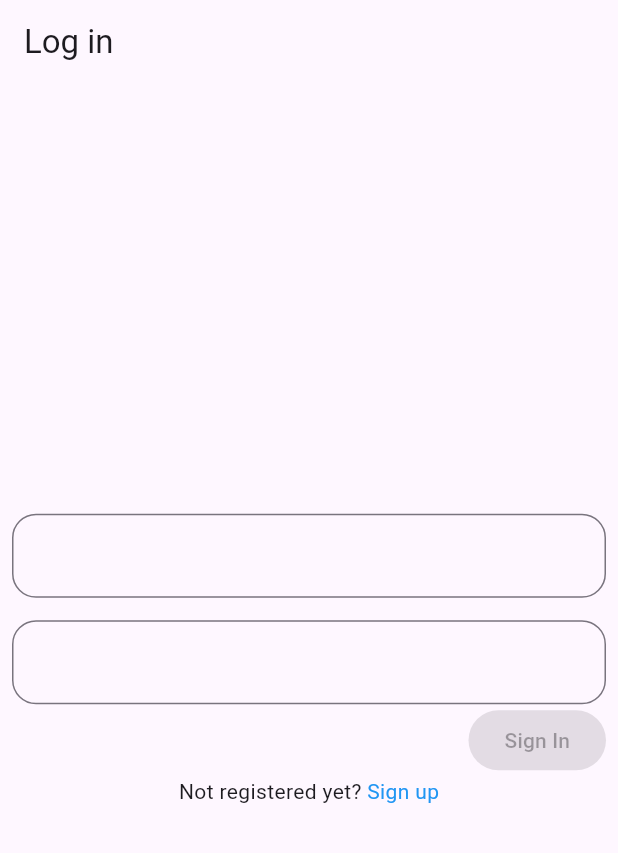
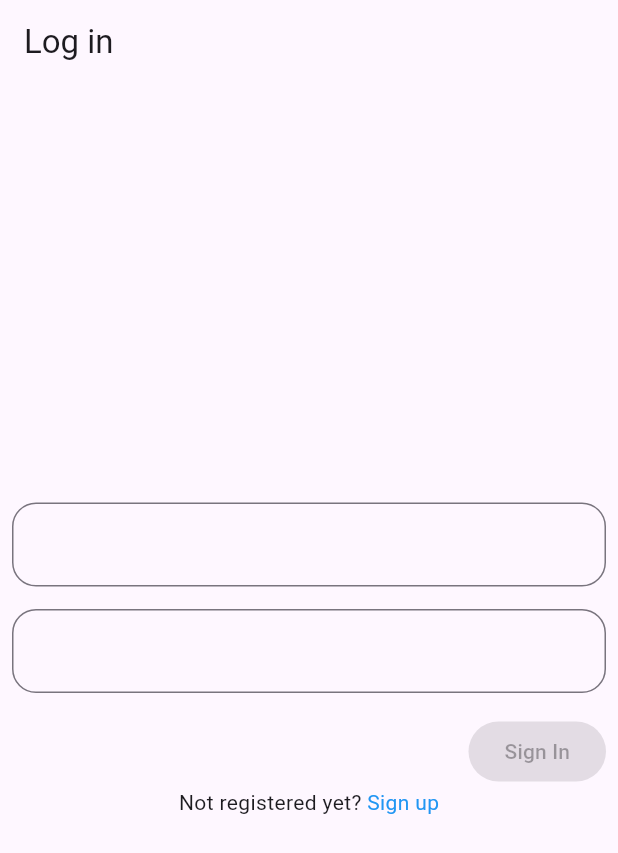
Before and after one commit to animousen4/todo_firebase, a Flutter app: the screen it shows after launch, on a phone screen of 412 x 824 dp. Shown: the top 853 px of the screen. Run offline on Flutter 3.47's test engine with Material 3 defaults, Android fonts, the phone set to English and light mode, and no system bars; our stand-ins replace auto_route, bloc_concurrency, cloud_firestore, firebase_auth, firebase_core, flutter_bloc and 2 more; accounts and stored records are empty.

Commit message:
added distance between buttons

```diff
--- a/lib/feature/sign_in/widget/screen/sign_in_screen.dart
+++ b/lib/feature/sign_in/widget/screen/sign_in_screen.dart
@@ -60,7 +60,8 @@ class _SignInLoader extends StatelessWidget {
           child: CircularProgressIndicator(),
         ),
       ),
-        child: const _SignInView(),);
+      child: const _SignInView(),
+    );
   }
 }
 
@@ -72,7 +73,6 @@ class _SignInView extends StatefulWidget {
 }
 
 class _SignInViewState extends State<_SignInView> {
-
   /// Controllers for login and password
   final TextEditingController _loginController = TextEditingController();
   final TextEditingController _passwordController = TextEditingController();
@@ -124,6 +124,9 @@ class _SignInViewState extends State<_SignInView> {
                     error: _passwordError,
                     controller: _passwordController,
                   ),
+                  const SizedBox(
+                    height: 15,
+                  ),
                   Row(
                     mainAxisAlignment: MainAxisAlignment.spaceBetween,
                     children: [
@@ -136,24 +139,7 @@ class _SignInViewState extends State<_SignInView> {
                       ),
                     ],
                   ),
-                  RichText(
-                    text: TextSpan(
-                      children: [
-                        TextSpan(
-                            text: "Not registered yet? ",
-                            style: Theme.of(context).textTheme.bodyMedium,),
-                        TextSpan(
-                            text: "Sign up",
-                            style: Theme.of(context)
-                                .textTheme
-                                .bodyMedium
-                                ?.copyWith(color: Colors.blue),
-                            recognizer: TapGestureRecognizer()
-                              ..onTap =
-                                  () => context.pushRoute(const SignUpRoute()),),
-                      ],
-                    ),
-                  ),
+                  const _SignUpLinkText(),
                 ],
               ),
             ),
@@ -233,6 +219,36 @@ class _SignInViewState extends State<_SignInView> {
   }
 }
 
+class _SignUpLinkText extends StatelessWidget {
+  const _SignUpLinkText({
+    super.key,
+  });
+
+  @override
+  Widget build(BuildContext context) {
+    return RichText(
+      text: TextSpan(
+        children: [
+          TextSpan(
+            text: "Not registered yet? ",
+            style: Theme.of(context).textTheme.bodyMedium,
+          ),
+          TextSpan(
+            text: "Sign up",
+            style: Theme.of(context)
+                .textTheme
+                .bodyMedium
+                ?.copyWith(color: Colors.blue),
+            recognizer: TapGestureRecognizer()
+              ..onTap =
+                  () => context.pushRoute(const SignUpRoute()),
+          ),
+        ],
+      ),
+    );
+  }
+}
+
 class _SignInError extends StatelessWidget {
   const _SignInError();
 
--- a/lib/feature/sign_up/widget/screen/sign_up_screen.dart
+++ b/lib/feature/sign_up/widget/screen/sign_up_screen.dart
@@ -10,7 +10,6 @@ import 'package:todo_firebase/feature/sign_up/widget/sign_up_scope.dart';
 /// Sign up screen for user
 @RoutePage()
 class SignUpScreen extends StatefulWidget {
-
   /// Public constructor
   const SignUpScreen({super.key});
 
@@ -62,8 +61,10 @@ class _SignUpLoader extends StatelessWidget {
         child: Padding(
           padding: EdgeInsets.all(8.0),
           child: CircularProgressIndicator(),
-        ),),
-        child: const _SignUpScreenView(),);
+        ),
+      ),
+      child: const _SignUpScreenView(),
+    );
   }
 }
 
@@ -75,7 +76,6 @@ class _SignUpScreenView extends StatefulWidget {
 }
 
 class _SignUpScreenViewState extends State<_SignUpScreenView> {
-
   /// Controllers for login and password
   final TextEditingController _loginController = TextEditingController();
   final TextEditingController _passwordController = TextEditingController();
@@ -125,9 +125,15 @@ class _SignUpScreenViewState extends State<_SignUpScreenView> {
                     error: _passwordError,
                     controller: _passwordController,
                   ),
+                  const SizedBox(
+                    height: 15,
+                  ),
                   const Align(
                     alignment: Alignment.centerLeft,
                     child: _ErrorAreaWidget(),
+                  ),
+                  const SizedBox(
+                    height: 15,
                   ),
                   _SignUpButton(
                     signUpValid: _signUpValid,
@@ -139,7 +145,8 @@ class _SignUpScreenViewState extends State<_SignUpScreenView> {
             ),
           ),
         ],
-        ),);
+      ),
+    );
   }
 
   @override
```
Lines whose indentation alone changed are shown as unchanged.
